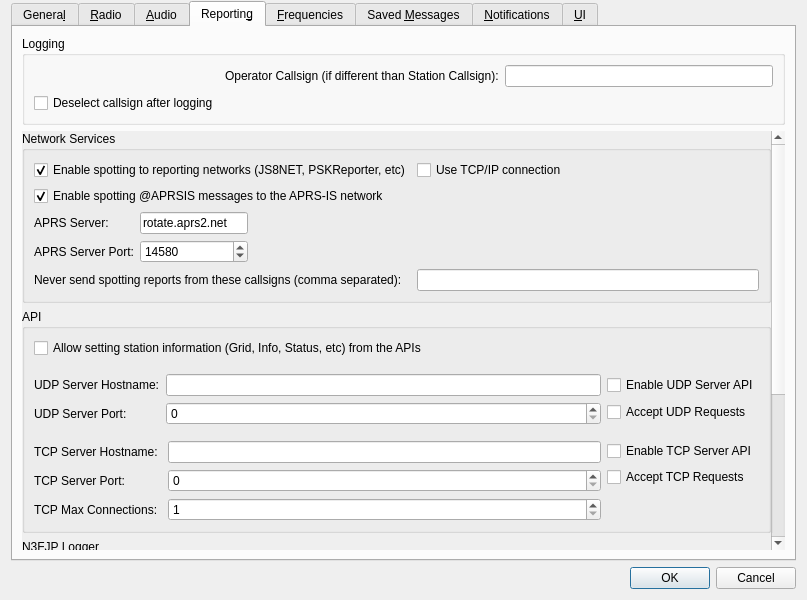
Qt form Configuration.ui (bazineta/js8call) before a commit.
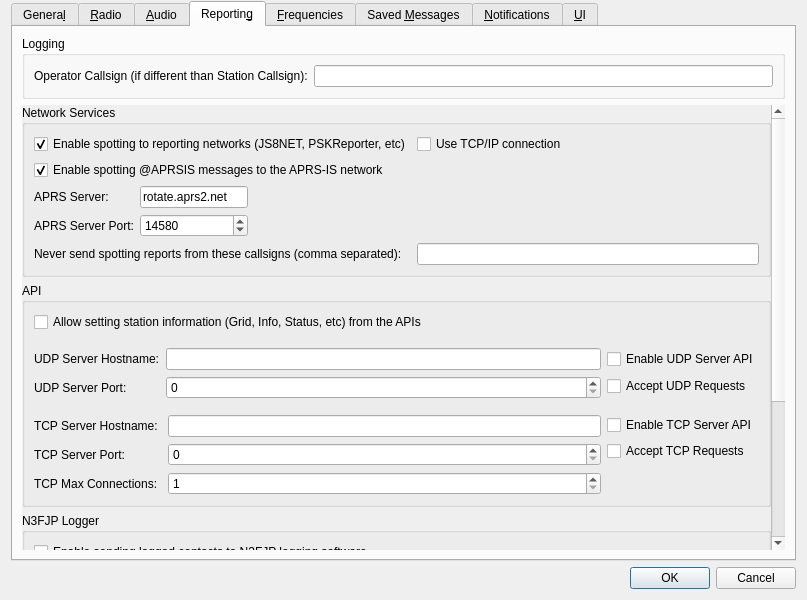
The same form after that commit. Custom widgets are drawn as their Qt base class.

Commit message: Dead code removal, clear_callsign

```diff
--- a/Configuration.ui
+++ b/Configuration.ui
@@ -2158,36 +2158,20 @@
          <layout class="QVBoxLayout" name="verticalLayout_7">
           <item>
            <layout class="QGridLayout" name="gridLayout_14">
-            <item row="0" column="2">
+            <item row="0" column="1">
              <widget class="QLineEdit" name="opCallEntry">
               <property name="toolTip">
                <string>&lt;html&gt;&lt;head/&gt;&lt;body&gt;&lt;p&gt;The callsign of the operator, if different from the station callsign.&lt;/p&gt;&lt;/body&gt;&lt;/html&gt;</string>
               </property>
              </widget>
             </item>
-            <item row="0" column="1">
+            <item row="0" column="0">
              <widget class="QLabel" name="label_13">
               <property name="text">
                <string>Operator Callsign (if different than Station Callsign):</string>
               </property>
              </widget>
             </item>
-            <item row="1" column="0">
-             <widget class="QCheckBox" name="clear_callsign_check_box">
-              <property name="enabled">
-               <bool>true</bool>
-              </property>
-              <property name="visible">
-               <bool>false</bool>
-              </property>
-              <property name="toolTip">
-               <string>Check this option to force deselect callsign after logging.</string>
-              </property>
-              <property name="text">
-               <string>Deselect callsign after logging</string>
-              </property>
-             </widget>
-            </item>
            </layout>
           </item>
          </layout>
```
The commit also changes 3 other files.
